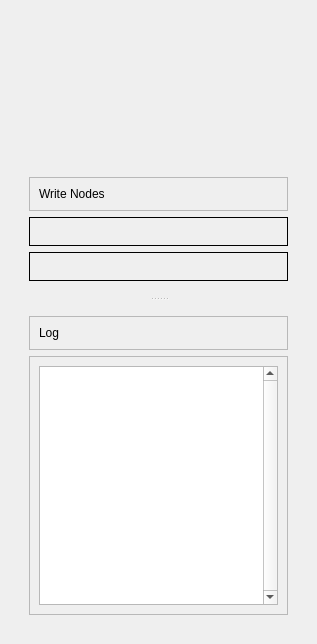
Above: helga/nuke/rendering/renderthreads/media/ui/renderthreads.ui from timmwagener/helga before the change. Below: the same form after it.
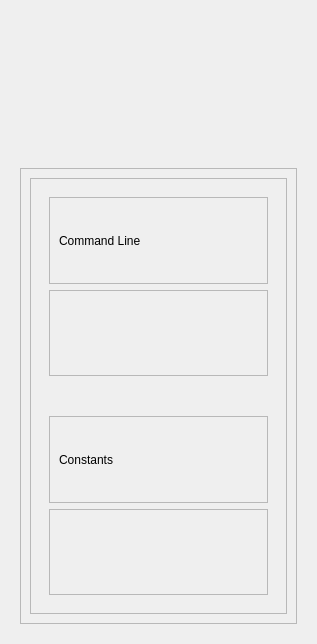
That is the form after the change. The open tabs and pages were chosen to show the change.

Commit message: Nuke: 1. Renderthreads: Implemented command_line_options menu. 2. Renderthreads: Removed additional_args from renderthreads_node and renderthreads MVC. It was a little confusing. Options are now globally adjusted in the command line options menu.

```diff
--- a/helga/nuke/rendering/renderthreads/media/ui/renderthreads.ui
+++ b/helga/nuke/rendering/renderthreads/media/ui/renderthreads.ui
@@ -385,6 +385,141 @@
        </item>
       </layout>
      </widget>
+     <widget class="QWidget" name="pg_options">
+      <layout class="QVBoxLayout" name="verticalLayout_19">
+       <item>
+        <widget class="QScrollArea" name="sa_options">
+         <property name="widgetResizable">
+          <bool>true</bool>
+         </property>
+         <widget class="QWidget" name="sawdgt_options">
+          <property name="geometry">
+           <rect>
+            <x>0</x>
+            <y>0</y>
+            <width>277</width>
+            <height>456</height>
+           </rect>
+          </property>
+          <layout class="QVBoxLayout" name="verticalLayout_2">
+           <item>
+            <widget class="QFrame" name="frm_options">
+             <property name="frameShape">
+              <enum>QFrame::StyledPanel</enum>
+             </property>
+             <property name="frameShadow">
+              <enum>QFrame::Raised</enum>
+             </property>
+             <layout class="QVBoxLayout" name="verticalLayout_20">
+              <item>
+               <widget class="QWidget" name="wdgt_command_line" native="true">
+                <property name="sizePolicy">
+                 <sizepolicy hsizetype="Preferred" vsizetype="Minimum">
+                  <horstretch>0</horstretch>
+                  <verstretch>0</verstretch>
+                 </sizepolicy>
+                </property>
+                <layout class="QVBoxLayout" name="verticalLayout_21">
+                 <item>
+                  <widget class="QFrame" name="frm_command_line_header">
+                   <property name="frameShape">
+                    <enum>QFrame::StyledPanel</enum>
+                   </property>
+                   <property name="frameShadow">
+                    <enum>QFrame::Raised</enum>
+                   </property>
+                   <layout class="QVBoxLayout" name="verticalLayout_22">
+                    <item>
+                     <widget class="QLabel" name="lbl_command_line_header">
+                      <property name="text">
+                       <string>Command Line</string>
+                      </property>
+                     </widget>
+                    </item>
+                   </layout>
+                  </widget>
+                 </item>
+                 <item>
+                  <widget class="QFrame" name="frm_command_line">
+                   <property name="frameShape">
+                    <enum>QFrame::StyledPanel</enum>
+                   </property>
+                   <property name="frameShadow">
+                    <enum>QFrame::Raised</enum>
+                   </property>
+                   <layout class="QVBoxLayout" name="verticalLayout_23"/>
+                  </widget>
+                 </item>
+                </layout>
+               </widget>
+              </item>
+              <item>
+               <widget class="QWidget" name="wdgt_command_line_and_constants_space" native="true">
+                <property name="sizePolicy">
+                 <sizepolicy hsizetype="Preferred" vsizetype="Fixed">
+                  <horstretch>0</horstretch>
+                  <verstretch>0</verstretch>
+                 </sizepolicy>
+                </property>
+                <property name="minimumSize">
+                 <size>
+                  <width>0</width>
+                  <height>10</height>
+                 </size>
+                </property>
+               </widget>
+              </item>
+              <item>
+               <widget class="QWidget" name="wdgt_constants" native="true">
+                <property name="sizePolicy">
+                 <sizepolicy hsizetype="Preferred" vsizetype="Minimum">
+                  <horstretch>0</horstretch>
+                  <verstretch>0</verstretch>
+                 </sizepolicy>
+                </property>
+                <layout class="QVBoxLayout" name="verticalLayout_24">
+                 <item>
+                  <widget class="QFrame" name="frm_constants_header">
+                   <property name="frameShape">
+                    <enum>QFrame::StyledPanel</enum>
+                   </property>
+                   <property name="frameShadow">
+                    <enum>QFrame::Raised</enum>
+                   </property>
+                   <layout class="QVBoxLayout" name="verticalLayout_25">
+                    <item>
+                     <widget class="QLabel" name="lbl_constants_header">
+                      <property name="text">
+                       <string>Constants</string>
+                      </property>
+                     </widget>
+                    </item>
+                   </layout>
+                  </widget>
+                 </item>
+                 <item>
+                  <widget class="QFrame" name="frm_constants">
+                   <property name="frameShape">
+                    <enum>QFrame::StyledPanel</enum>
+                   </property>
+                   <property name="frameShadow">
+                    <enum>QFrame::Raised</enum>
+                   </property>
+                   <layout class="QVBoxLayout" name="verticalLayout_26"/>
+                  </widget>
+                 </item>
+                </layout>
+               </widget>
+              </item>
+             </layout>
+            </widget>
+           </item>
+          </layout>
+         </widget>
+        </widget>
+       </item>
+      </layout>
+     </widget>
     </widget>
    </item>
   </layout>
```
Left out of the diff: 4 changed lines with no effect on the pictures. The commit also changes 7 other files.
